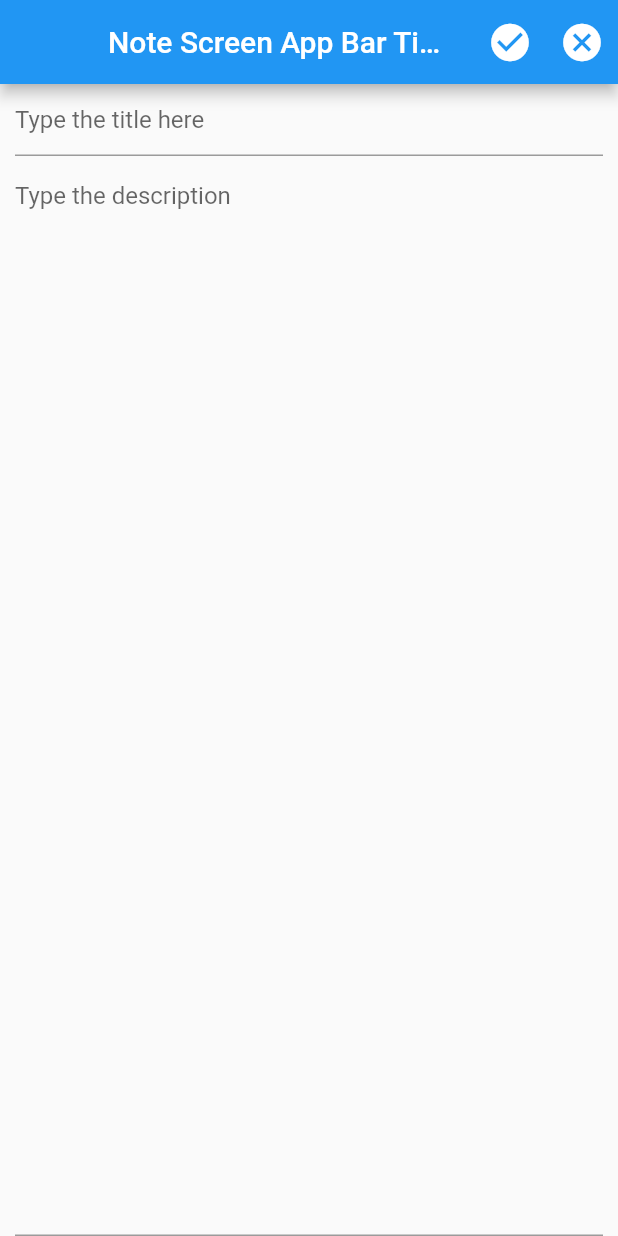
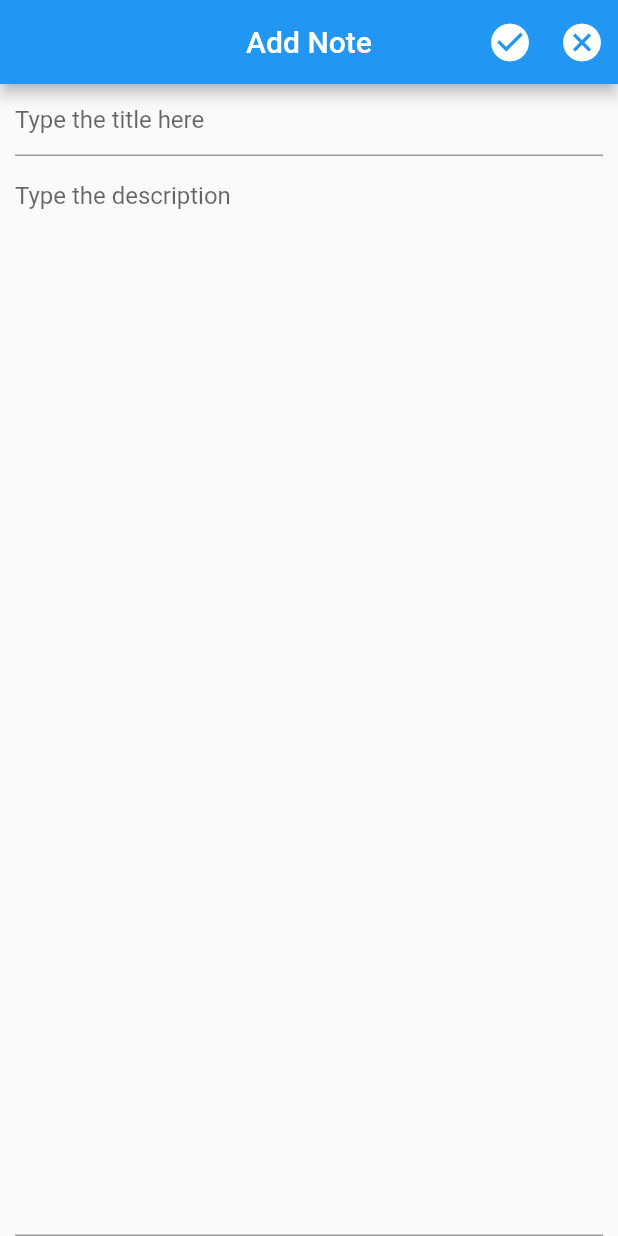
Before and after one commit to Mhamad-Raad/advanced-todo-list, a Flutter app: the screen it shows after launch, after a tap on the "add" icon, on a phone screen of 412 x 824 dp. Run offline on Flutter 3.47's test engine with Material 2 defaults, Android fonts, the light colour scheme and no system bars.

```diff
--- a/lib/screens/list_screen.dart
+++ b/lib/screens/list_screen.dart
@@ -103,8 +103,9 @@ class _ListScreenState extends State<ListScreen> {
                 )
               : SizedBox(),
           title: Text(noteList[index].getTitle() ?? "GGHFG"),
-          subtitle:
-              hide ? Text(" g") : Text(noteList[index].getContent() ?? "gfu"),
+          subtitle: hide
+              ? Text("null")
+              : Text(noteList[index].getContent() ?? "null"),
           onTap: () {
             Navigator.push(
                 context,
--- a/lib/screens/note_screen.dart
+++ b/lib/screens/note_screen.dart
@@ -23,9 +23,15 @@ class NoteScreen extends StatelessWidget {
       appBar: AppBar(
         leading: Container(),
         centerTitle: true,
-        title: Text('Note Screen App Bar Title'),
+        title: add
+            ? Text("Add Note")
+            : editable
+                ? Text('Edit Note')
+                : Text('View Note'),
         actions: [
-          IconButton(
+          Visibility(
+            visible: editable,
+            child: IconButton(
                 icon: Icon(
                   Icons.check_circle,
                   size: 30,
@@ -46,6 +52,7 @@ class NoteScreen extends StatelessWidget {
                     ),
                   );
                 }),
+          ),
           IconButton(
               icon: Icon(
                 Icons.cancel_sharp,
```
Lines whose indentation alone changed are shown as unchanged.
